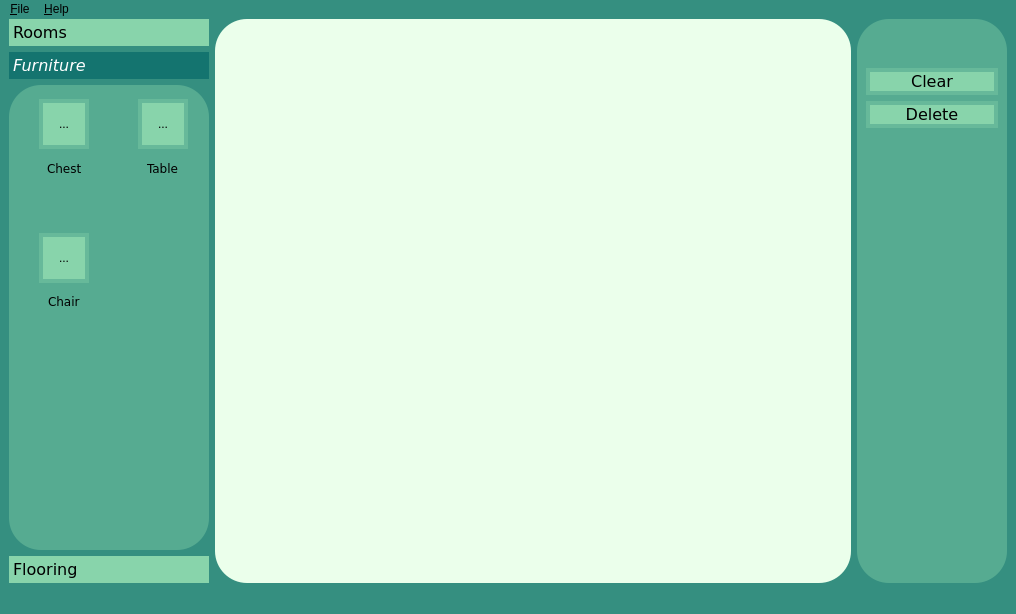
Qt form editwindow.ui (mdelaune/RoboSim) before a commit.
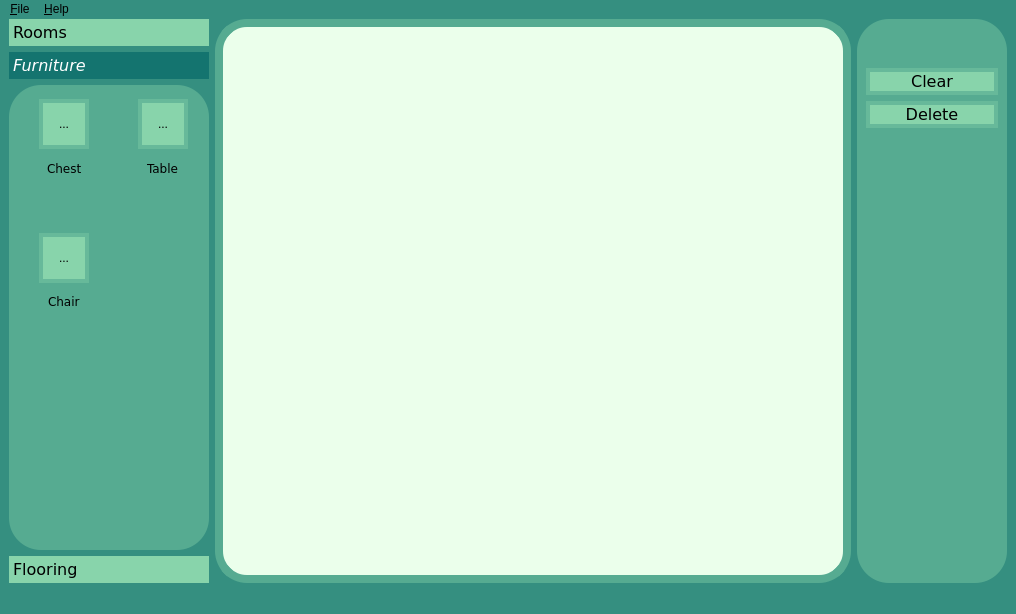
The same form after that commit. The open tabs and pages were chosen to show the change. Icons and pictures are not drawn.

```diff
--- a/editwindow.ui
+++ b/editwindow.ui
@@ -709,7 +709,10 @@
          </property>
          <property name="styleSheet">
           <string notr="true">background: rgb(235,255,235);
-border-radius:32px;</string>
+border-radius:32px;
+border-color: rgba(86, 171, 145, 1); 
+border-width: 8px;
+border-style: solid;</string>
          </property>
         </widget>
        </item>
```
Left out of the diff: 2 changed lines with no effect on the pictures.
